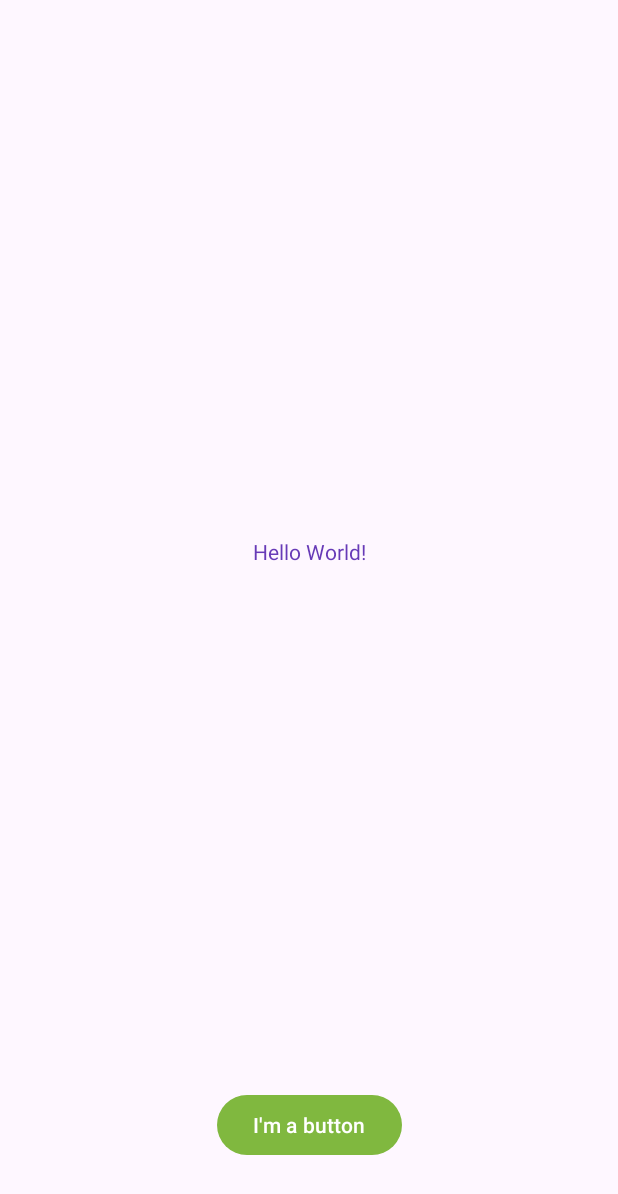
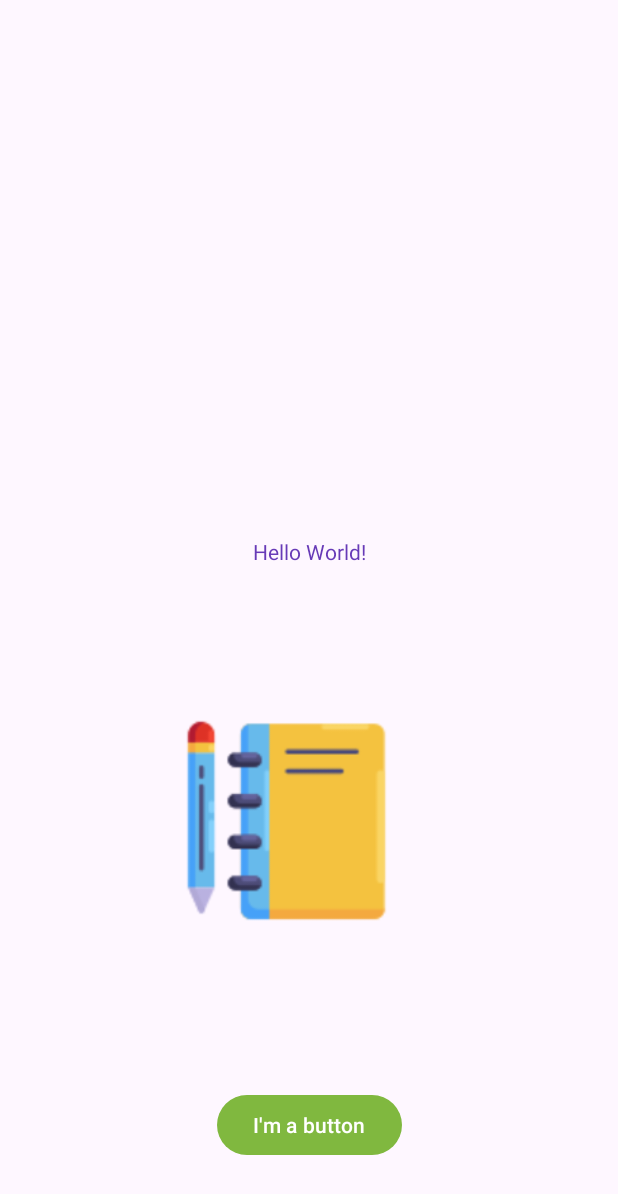
Before and after one commit to prabh-preet/Prabhpreet_Android_Labs, an Android app: the screen it shows after launch (MainActivity), on a phone screen of 412 x 824 dp. Shown: the top 1194 px of the screen. Run offline under Robolectric (Android 15) with nearby library versions, the phone set to English and light mode, and no system bars.

Commit message:
Fourth Commit: I added an image for making it more impressive rather than the simple one. Name: Prabhpreet Kaur Email: 90541085053@algonquincdistudent.ca

```diff
--- a/app/src/main/res/layout/activity_main.xml
+++ b/app/src/main/res/layout/activity_main.xml
@@ -7,6 +7,7 @@
     tools:context=".MainActivity">
 
     <TextView
+        android:id="@+id/textView"
         android:layout_width="wrap_content"
         android:layout_height="wrap_content"
         android:text="@string/hello_message"
@@ -17,6 +18,7 @@
         app:layout_constraintVertical_bias="0.445" />
 
     <Button
+        android:id="@+id/button"
         android:layout_width="wrap_content"
         android:layout_height="wrap_content"
         android:layout_marginBottom="50dp"
@@ -26,4 +28,19 @@
         app:layout_constraintHorizontal_bias="0.5"
         app:layout_constraintStart_toStartOf="parent" />
 
+    <ImageView
+        android:id="@+id/imageView"
+        android:layout_width="171dp"
+        android:layout_height="162dp"
+        android:layout_marginStart="90dp"
+        android:layout_marginTop="63dp"
+        android:layout_marginEnd="120dp"
+        android:layout_marginBottom="73dp"
+        app:layout_constraintBottom_toTopOf="@+id/button"
+        app:layout_constraintEnd_toEndOf="parent"
+        app:layout_constraintHorizontal_bias="0.5"
+        app:layout_constraintStart_toStartOf="parent"
+        app:layout_constraintTop_toBottomOf="@+id/textView"
+        app:srcCompat="@drawable/study_image" />
+
 </androidx.constraintlayout.widget.ConstraintLayout>
```
Also changed, not shown: app/src/main/res/drawable/study_image.png (added).
